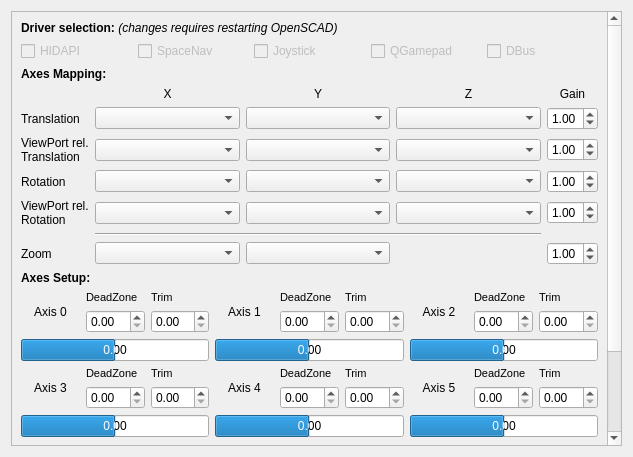
Old version of the form src/input/AxisConfigWidget.ui in the repository openscad/openscad.
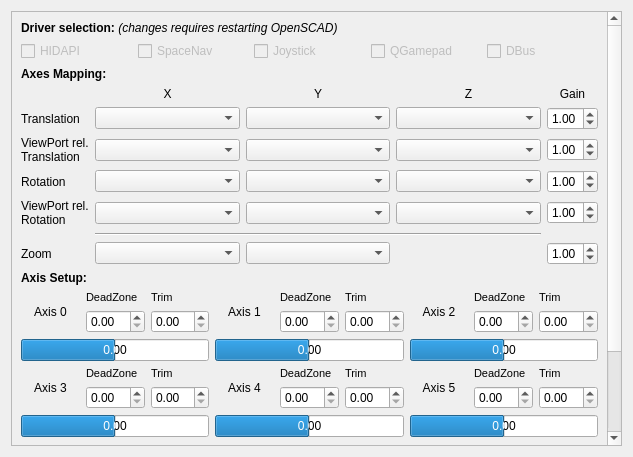
New version of the form.

Patch:
```diff
--- a/src/input/AxisConfigWidget.ui
+++ b/src/input/AxisConfigWidget.ui
@@ -1053,7 +1053,7 @@
           </font>
          </property>
          <property name="text">
-          <string>Axes Setup:</string>
+          <string>Axis Setup:</string>
          </property>
         </widget>
        </item>
```
